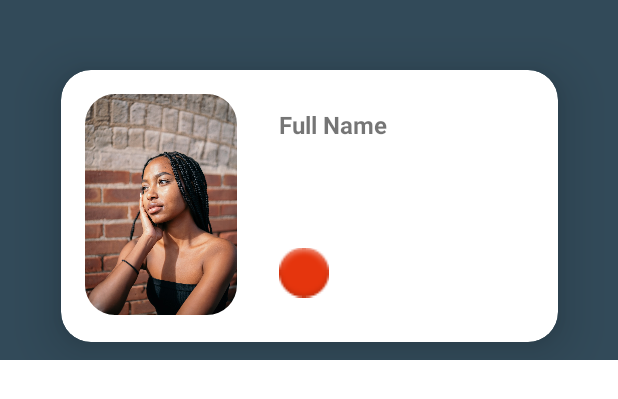
After one commit to jmaydwell1/SpotMe, an Android app: the layout recyclerview_row_sw.xml on its own in the app's theme, with its tools: preview values and no code run, on a phone screen of 412 x 824 dp. The commit adds this screen. Shown: the top 399 px of the screen. Run offline under Robolectric (Android 15) with nearby library versions, the phone set to English and light mode, and no system bars.

Commit message:
update potential matches

```diff
--- /dev/null
+++ b/app/src/main/res/layout/recyclerview_row_sw.xml
@@ -0,0 +1,74 @@
+<?xml version="1.0" encoding="utf-8"?>
+<androidx.constraintlayout.widget.ConstraintLayout xmlns:android="http://schemas.android.com/apk/res/android"
+    xmlns:app="http://schemas.android.com/apk/res-auto"
+    xmlns:tools="http://schemas.android.com/tools"
+    android:layout_width="match_parent"
+    android:layout_height="240dp"
+    android:background="#324A59">
+
+    <androidx.cardview.widget.CardView
+        android:layout_width="331dp"
+        android:layout_height="181dp"
+        android:layout_marginTop="40dp"
+        android:layout_marginBottom="5dp"
+        app:cardCornerRadius="20dp"
+        app:cardElevation="20dp"
+        app:layout_constraintBottom_toBottomOf="parent"
+        app:layout_constraintEnd_toEndOf="parent"
+        app:layout_constraintStart_toStartOf="parent"
+        app:layout_constraintTop_toTopOf="parent">
+
+        <androidx.constraintlayout.widget.ConstraintLayout
+            android:layout_width="match_parent"
+            android:layout_height="180dp">
+
+            <com.google.android.material.imageview.ShapeableImageView
+                android:id="@+id/userImg"
+                android:layout_width="101dp"
+                android:layout_height="147dp"
+                android:background="#FFFFFF"
+                android:backgroundTint="#FFFFFF"
+                android:contentDescription="@string/user_profile_img"
+                android:scaleType="centerCrop"
+                app:layout_constraintBottom_toBottomOf="parent"
+                app:layout_constraintEnd_toEndOf="parent"
+                app:layout_constraintHorizontal_bias="0.069"
+                app:layout_constraintStart_toStartOf="parent"
+                app:layout_constraintTop_toTopOf="parent"
+                app:layout_constraintVertical_bias="0.484"
+                app:shapeAppearanceOverlay="@style/roundImgView"
+                app:srcCompat="@drawable/woman0" />
+
+            <ImageView
+                android:id="@+id/sportIcon"
+                android:layout_width="33dp"
+                android:layout_height="34dp"
+                android:layout_marginStart="28dp"
+                android:layout_marginBottom="28dp"
+                android:contentDescription="@string/sporticon"
+                app:layout_constraintBottom_toBottomOf="parent"
+                app:layout_constraintEnd_toEndOf="parent"
+                app:layout_constraintHorizontal_bias="0.0"
+                app:layout_constraintStart_toEndOf="@+id/userImg"
+                app:srcCompat="@android:drawable/ic_notification_overlay" />
+
+            <TextView
+                android:id="@+id/fullName"
+                android:layout_width="wrap_content"
+                android:layout_height="19dp"
+                android:layout_marginStart="28dp"
+                android:layout_marginTop="24dp"
+                android:layout_marginEnd="81dp"
+                android:layout_marginBottom="72dp"
+                android:text="@string/full_name"
+                android:textSize="16sp"
+                android:textStyle="bold"
+                app:layout_constraintBottom_toTopOf="@+id/sportIcon"
+                app:layout_constraintEnd_toEndOf="parent"
+                app:layout_constraintHorizontal_bias="0.0"
+                app:layout_constraintStart_toEndOf="@+id/userImg"
+                app:layout_constraintTop_toTopOf="parent"
+                app:layout_constraintVertical_bias="0.375" />
+        </androidx.constraintlayout.widget.ConstraintLayout>
+    </androidx.cardview.widget.CardView>
+</androidx.constraintlayout.widget.ConstraintLayout>
--- /dev/null
+++ b/app/src/main/res/values/style.xml
@@ -0,0 +1,10 @@
+<?xml version="1.0" encoding="utf-8"?>
+<resources>
+    <style name="roundImgView" parent="">
+
+        <item name="cornerFamily">rounded</item>
+        <item name="cornerSize">20dp</item>
+        <item name="color">@color/white</item>
+
+    </style>
+</resources>
```
Also changed, not shown: app/src/main/java/edu/neu/madcourse/spotme/PotentialMatches.java (added, +40 -0 lines), app/src/main/java/edu/neu/madcourse/spotme/recyclerViewAdapter_sw.java (added, +59 -0 lines), app/src/main/java/edu/neu/madcourse/spotme/userModel.java (added, +22 -0 lines), app/src/main/res/layout/potential_matches.xml (added, +17 -0 lines), app/src/main/res/values/strings.xml (+14 -0 lines), app/src/main/res/drawable/man1.jpg (added), app/src/main/res/drawable/man2.jpg (added), app/src/main/res/drawable/woman0.jpg (added).
